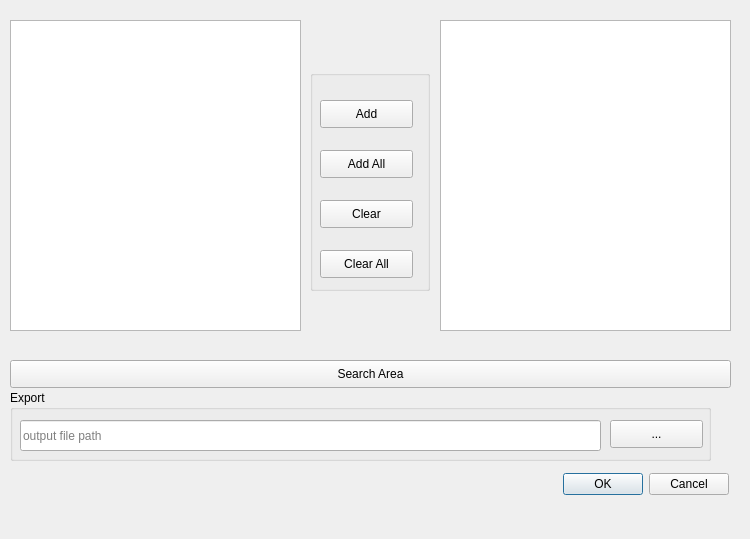
This is ui/ui_cin_2promaides_osm_point_import.ui in dabachma/promaides_gis_tools as Qt 5 draws it before an edit. The edited form follows.
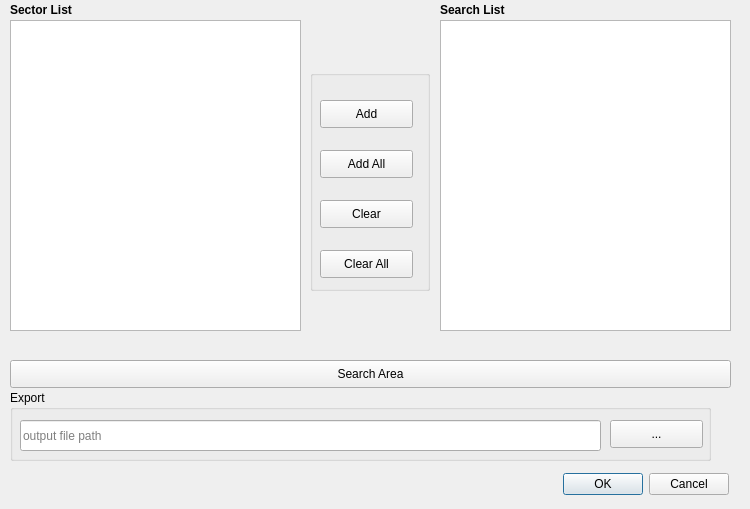
This is the edited form. Icons and pictures are not drawn.

Commit message: Add tool tip

What changed in the file:
```diff
--- a/ui/ui_cin_2promaides_osm_point_import.ui
+++ b/ui/ui_cin_2promaides_osm_point_import.ui
@@ -7,9 +7,21 @@
     <x>0</x>
     <y>0</y>
     <width>750</width>
-    <height>539</height>
+    <height>509</height>
    </rect>
   </property>
+  <property name="sizePolicy">
+   <sizepolicy hsizetype="Preferred" vsizetype="Preferred">
+    <horstretch>0</horstretch>
+    <verstretch>0</verstretch>
+   </sizepolicy>
+  </property>
+  <property name="maximumSize">
+   <size>
+    <width>750</width>
+    <height>509</height>
+   </size>
+  </property>
   <property name="windowTitle">
    <string>OSM CI Point Import for ProMaIDes CIN-Module</string>
   </property>
@@ -137,8 +149,8 @@
   <widget class="QPushButton" name="HelpButton">
    <property name="geometry">
     <rect>
-     <x>40</x>
-     <y>480</y>
+     <x>30</x>
+     <y>460</y>
      <width>80</width>
      <height>35</height>
     </rect>
@@ -220,6 +232,48 @@
     </property>
    </widget>
   </widget>
+  <widget class="QLabel" name="Sectors">
+   <property name="geometry">
+    <rect>
+     <x>10</x>
+     <y>0</y>
+     <width>281</width>
+     <height>20</height>
+    </rect>
+   </property>
+   <property name="font">
+    <font>
+     <pointsize>9</pointsize>
+     <weight>75</weight>
+     <italic>false</italic>
+     <bold>true</bold>
+    </font>
+   </property>
+   <property name="text">
+    <string>Sector List</string>
+   </property>
+  </widget>
+  <widget class="QLabel" name="Sectors_2">
+   <property name="geometry">
+    <rect>
+     <x>440</x>
+     <y>0</y>
+     <width>281</width>
+     <height>20</height>
+    </rect>
+   </property>
+   <property name="font">
+    <font>
+     <pointsize>9</pointsize>
+     <weight>75</weight>
+     <italic>false</italic>
+     <bold>true</bold>
+    </font>
+   </property>
+   <property name="text">
+    <string>Search List</string>
+   </property>
+  </widget>
  </widget>
  <resources/>
  <connections>
```
Left out of the diff: 18 changed lines with no effect on the pictures.
